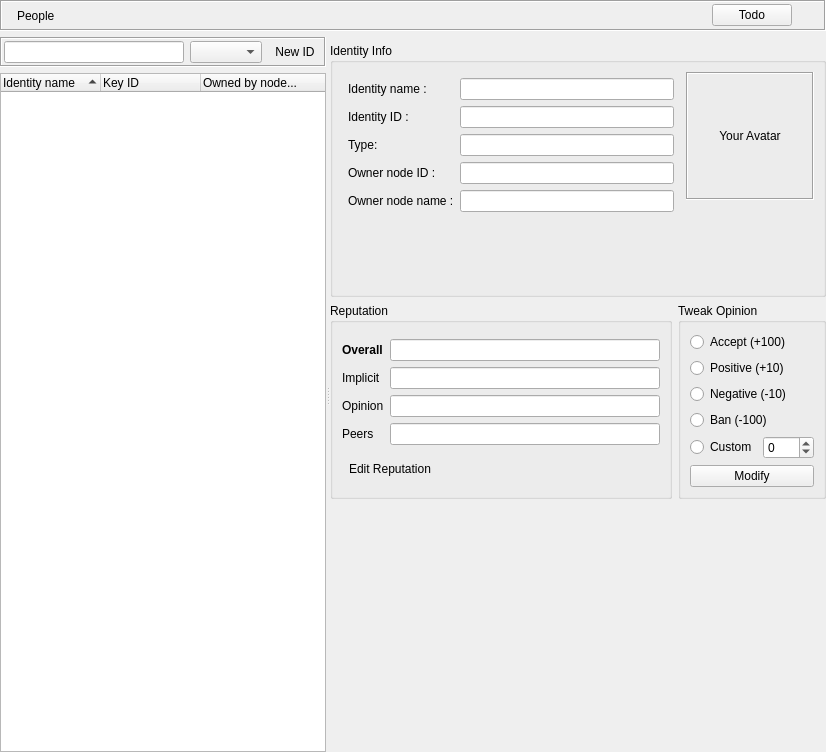
Before: the Qt Designer form retroshare-gui/src/gui/Identity/IdDialog.ui in RetroShare/RetroShare, drawn with Qt 5.
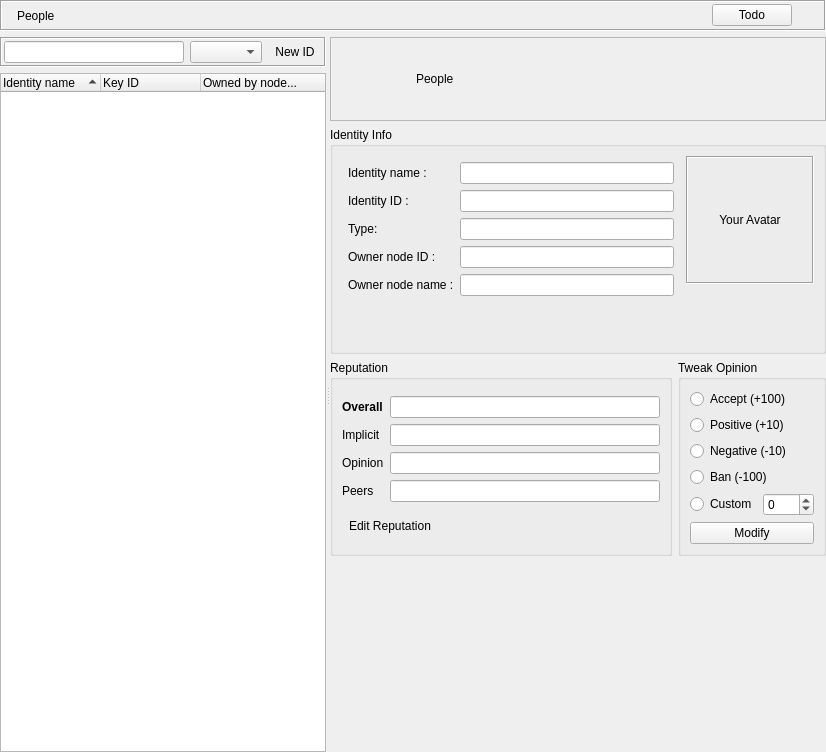
After: the same form once the commit is applied. Icons and pictures are not drawn. Custom widgets are drawn as their Qt base class.

Commit message: Added a send message button on header frame. set default border stylesheet for the Avatar Label.

Patch:
```diff
--- a/retroshare-gui/src/gui/Identity/IdDialog.ui
+++ b/retroshare-gui/src/gui/Identity/IdDialog.ui
@@ -215,13 +215,85 @@
      <widget class="QWidget" name="layoutWidget">
       <layout class="QVBoxLayout" name="verticalLayout_4">
        <item>
-        <widget class="HeaderFrame" name="headerFrame">
+        <widget class="QFrame" name="headerFrame">
          <property name="frameShape">
           <enum>QFrame::StyledPanel</enum>
          </property>
          <property name="frameShadow">
           <enum>QFrame::Raised</enum>
          </property>
+         <layout class="QGridLayout" name="gridLayout_4">
+          <property name="horizontalSpacing">
+           <number>12</number>
+          </property>
+          <item row="0" column="0" rowspan="2">
+           <widget class="QLabel" name="avlabel">
+            <property name="minimumSize">
+             <size>
+              <width>64</width>
+              <height>64</height>
+             </size>
+            </property>
+            <property name="maximumSize">
+             <size>
+              <width>64</width>
+              <height>64</height>
+             </size>
+            </property>
+            <property name="styleSheet">
+             <string notr="true"/>
+            </property>
+            <property name="text">
+             <string/>
+            </property>
+            <property name="scaledContents">
+             <bool>true</bool>
+            </property>
+           </widget>
+          </item>
+          <item row="0" column="1" rowspan="2" colspan="2">
+           <widget class="StyledLabel" name="headerTextLabel">
+            <property name="text">
+             <string>People</string>
+            </property>
+           </widget>
+          </item>
+          <item row="0" column="3" rowspan="2">
+           <widget class="QToolButton" name="messageButton">
+            <property name="minimumSize">
+             <size>
+              <width>48</width>
+              <height>48</height>
+             </size>
+            </property>
+            <property name="maximumSize">
+             <size>
+              <width>48</width>
+              <height>48</height>
+             </size>
+            </property>
+            <property name="toolTip">
+             <string>Send Message</string>
+            </property>
+            <property name="text">
+             <string/>
+            </property>
+            <property name="icon">
+             <iconset resource="../images.qrc">
+              <normaloff>:/images/mail-message-new.png</normaloff>:/images/mail-message-new.png</iconset>
+            </property>
+            <property name="iconSize">
+             <size>
+              <width>48</width>
+              <height>48</height>
+             </size>
+            </property>
+            <property name="autoRaise">
+             <bool>true</bool>
+            </property>
+           </widget>
+          </item>
+         </layout>
         </widget>
        </item>
        <item>
@@ -635,12 +707,6 @@
    <extends>QLabel</extends>
    <header>gui/common/StyledLabel.h</header>
   </customwidget>
-  <customwidget>
-   <class>HeaderFrame</class>
-   <extends>QFrame</extends>
-   <header>gui/common/HeaderFrame.h</header>
-   <container>1</container>
-  </customwidget>
  </customwidgets>
  <tabstops>
   <tabstop>todoPushButton</tabstop>
```
The commit also changes 5 other files.
